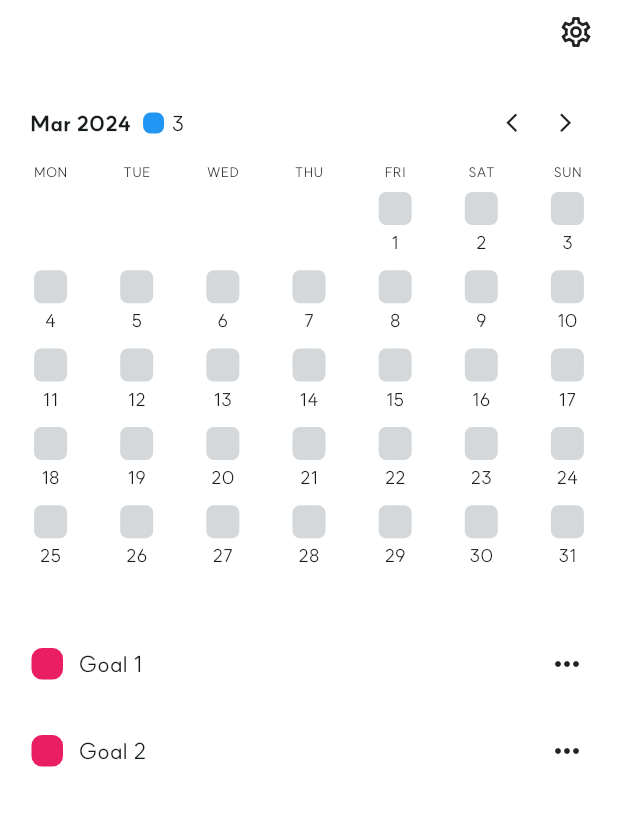
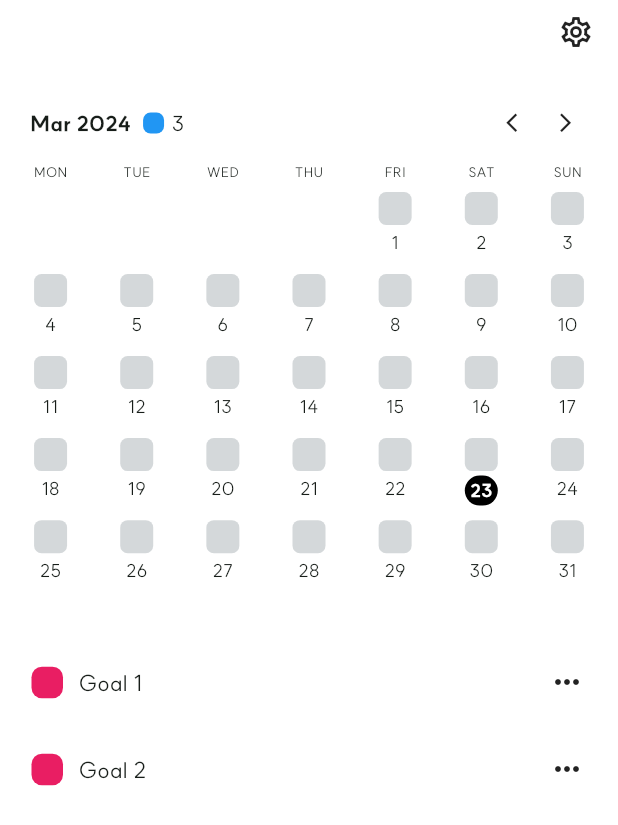
Before and after one commit to zimkjh/BetterThanYesterday, a Flutter app: the MonthlyPage screen opened by its route, on a phone screen of 412 x 824 dp. Shown: the top 825 px of the screen. Run offline on Flutter 3.47's test engine with Material 3 defaults, Android fonts, the phone set to English and light mode, and no system bars; our stand-ins replace get, get_storage; accounts and stored records are empty; project files that could hold a hidden picture were left out.

Commit message:
Make day containers clickable

```diff
--- a/lib/app/modules/monthly/calendar_day_view.dart
+++ b/lib/app/modules/monthly/calendar_day_view.dart
@@ -1,14 +1,18 @@
 import 'package:bty/app/core/theme/color_theme.dart';
 import 'package:bty/app/core/theme/text_theme.dart';
+import 'package:bty/app/modules/monthly/controller.dart';
 import 'package:flutter/material.dart';
+import 'package:get/get.dart';
 
-class CalendarDayView extends StatelessWidget {
+class CalendarDayView extends GetView<MonthlyController> {
   final int day;
 
   const CalendarDayView(this.day);
   @override
   Widget build(BuildContext context) {
-    return Column(
+    return GestureDetector(
+      onTap: () => controller.setNowDay(day),
+      child: Column(
         mainAxisAlignment: MainAxisAlignment.start,
         crossAxisAlignment: CrossAxisAlignment.center,
         children: [
@@ -22,11 +26,26 @@ class CalendarDayView extends StatelessWidget {
             ),
           ),
           const SizedBox(height: 3),
-        Text(
+          controller.now.day != day
+              ? Text(
                   day.toString(),
                   style: plain2,
+                )
+              : Container(
+                  width: day >= 10 ? 22 : 20,
+                  height: 20,
+                  alignment: Alignment.center,
+                  decoration: BoxDecoration(
+                    color: Colors.black,
+                    borderRadius: BorderRadius.circular(29),
+                  ),
+                  child: Text(
+                    day.toString(),
+                    style: item2.copyWith(color: Colors.white),
+                  ),
                 ),
         ],
+      ),
     );
   }
 }
--- a/lib/app/modules/monthly/calendar_grid_view.dart
+++ b/lib/app/modules/monthly/calendar_grid_view.dart
@@ -32,7 +32,7 @@ class CalendarGridView extends StatelessWidget {
   @override
   Widget build(BuildContext context) {
     final calendardays = _buildCalendarDays();
-    const aspectRatio = 1.1;
+    const aspectRatio = 1.05;
     final itemHeight =
         (Get.width - CalendarView.horizontalMargin * 2) / 7 / aspectRatio;
     var totalHeight = itemHeight * 4;
@@ -51,7 +51,7 @@ class CalendarGridView extends StatelessWidget {
         physics: const NeverScrollableScrollPhysics(),
         gridDelegate: const SliverGridDelegateWithFixedCrossAxisCount(
           crossAxisCount: 7,
-          childAspectRatio: 1.1,
+          childAspectRatio: aspectRatio,
         ),
         padding: EdgeInsets.zero,
         itemCount: calendardays.length,
--- a/lib/app/modules/monthly/controller.dart
+++ b/lib/app/modules/monthly/controller.dart
@@ -55,4 +55,8 @@ class MonthlyController extends GetxController {
 
     now = nextMonth;
   }
+
+  void setNowDay(int day) {
+    now = now.copyWith(day: day);
+  }
 }
```
Lines whose indentation alone changed are shown as unchanged.
